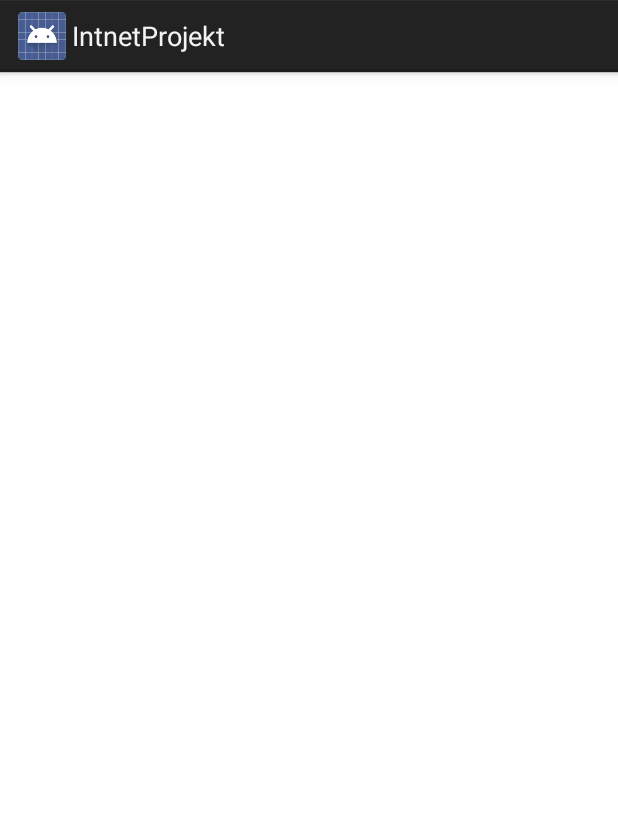
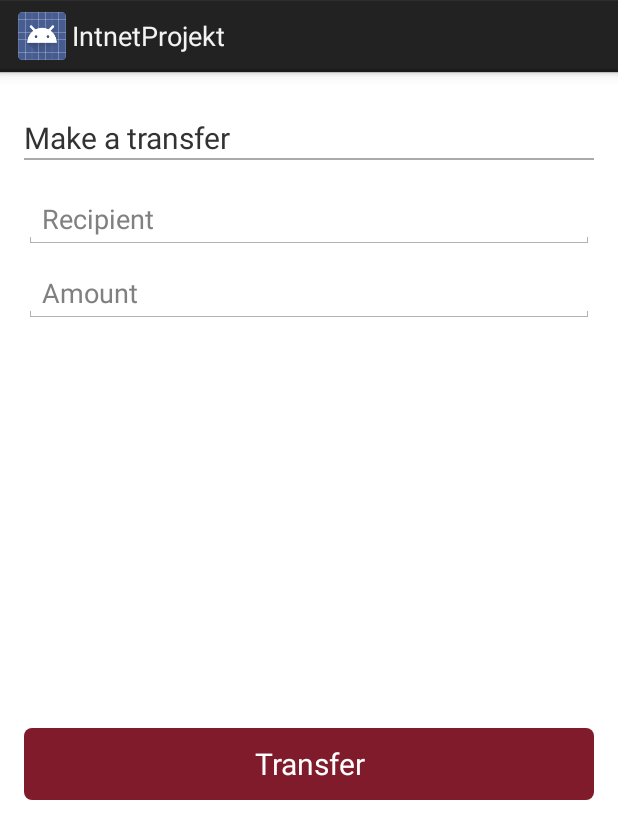
Before and after one commit to skogsharald/IntnetProjekt, an Android app: the layout activity_make_transfers.xml on its own in the app's theme, with its tools: preview values and no code run, on a phone screen of 412 x 824 dp. Shown: the top 839 px of the screen. Run offline under Robolectric (Android 15) with nearby library versions, the phone set to English and light mode, and no system bars.

Commit message:
Added a make a transfer view

```diff
--- a/app/IntnetProjekt/projekt/src/main/java/kth/intnet/projekt/android/LoginActivity.java
+++ b/app/IntnetProjekt/projekt/src/main/java/kth/intnet/projekt/android/LoginActivity.java
@@ -15,6 +15,7 @@ import kth.intnet.projekt.model.MoneyModel;
 public class LoginActivity extends Activity {
     private LoginView loginView;
     private MoneyModel model;
+    private LoginViewController loginViewController;
     @Override
     protected void onCreate(Bundle savedInstanceState) {
         super.onCreate(savedInstanceState);
@@ -22,8 +23,8 @@ public class LoginActivity extends Activity {
 
         setContentView(R.layout.activity_login);
 
-        LoginView loginView = new LoginView(findViewById(R.layout.activity_login), this, model);
-        LoginViewController loginViewController = new LoginViewController(loginView, this, model);
+        loginView = new LoginView(findViewById(R.layout.activity_login), this, model);
+        loginViewController = new LoginViewController(loginView, this, model);
     }
 
 
--- a/app/IntnetProjekt/projekt/src/main/res/layout/activity_make_transfers.xml
+++ b/app/IntnetProjekt/projekt/src/main/res/layout/activity_make_transfers.xml
@@ -1,7 +1,51 @@
 <?xml version="1.0" encoding="utf-8"?>
 
 <LinearLayout xmlns:android="http://schemas.android.com/apk/res/android"
-    android:orientation="vertical" android:layout_width="match_parent"
-    android:layout_height="match_parent">
+    android:orientation="vertical"
+    android:layout_width="match_parent"
+    android:layout_height="match_parent"
+    android:layout_marginLeft="@dimen/activity_horizontal_margin"
+    android:layout_marginRight="@dimen/activity_horizontal_margin" >
+
+    <TextView
+        android:layout_width="match_parent"
+        android:layout_height="wrap_content"
+        android:layout_marginTop="30dp"
+        android:textSize="20sp"
+        android:text="Make a transfer"/>
+
+    <View
+        android:layout_width="fill_parent"
+        android:layout_height="1dp"
+        android:background="@android:color/darker_gray"/>
+
+    <EditText
+        android:id="@+id/toField"
+        android:layout_width="match_parent"
+        android:layout_height="wrap_content"
+        android:ems="10"
+        android:hint="Recipient"
+        android:layout_marginTop="20dp">
+        <requestFocus />
+    </EditText>
+
+    <EditText
+        android:id="@+id/amountField"
+        android:layout_width="match_parent"
+        android:layout_height="wrap_content"
+        android:ems="10"
+        android:hint="Amount"
+        android:inputType="numberDecimal"
+        android:layout_marginTop="10dp"/>
+
+    <Button
+        android:id="@+id/makeTransferButton"
+        android:text="Transfer"
+        android:textColor="#FFFFFF"
+        android:textSize="20sp"
+        android:layout_marginTop="270dp"
+        android:layout_width="match_parent"
+        android:layout_height="wrap_content"
+        android:background="@drawable/buttonshape" />
 
 </LinearLayout>
```
Also changed, not shown: app/IntnetProjekt/projekt/src/main/AndroidManifest.xml (+6 -3 lines), app/IntnetProjekt/projekt/src/main/java/kth/intnet/projekt/android/MenuActivity.java (+5 -2 lines), app/IntnetProjekt/projekt/src/main/java/kth/intnet/projekt/android/controller/MenuViewController.java (+38 -1 lines), 1 other file.
